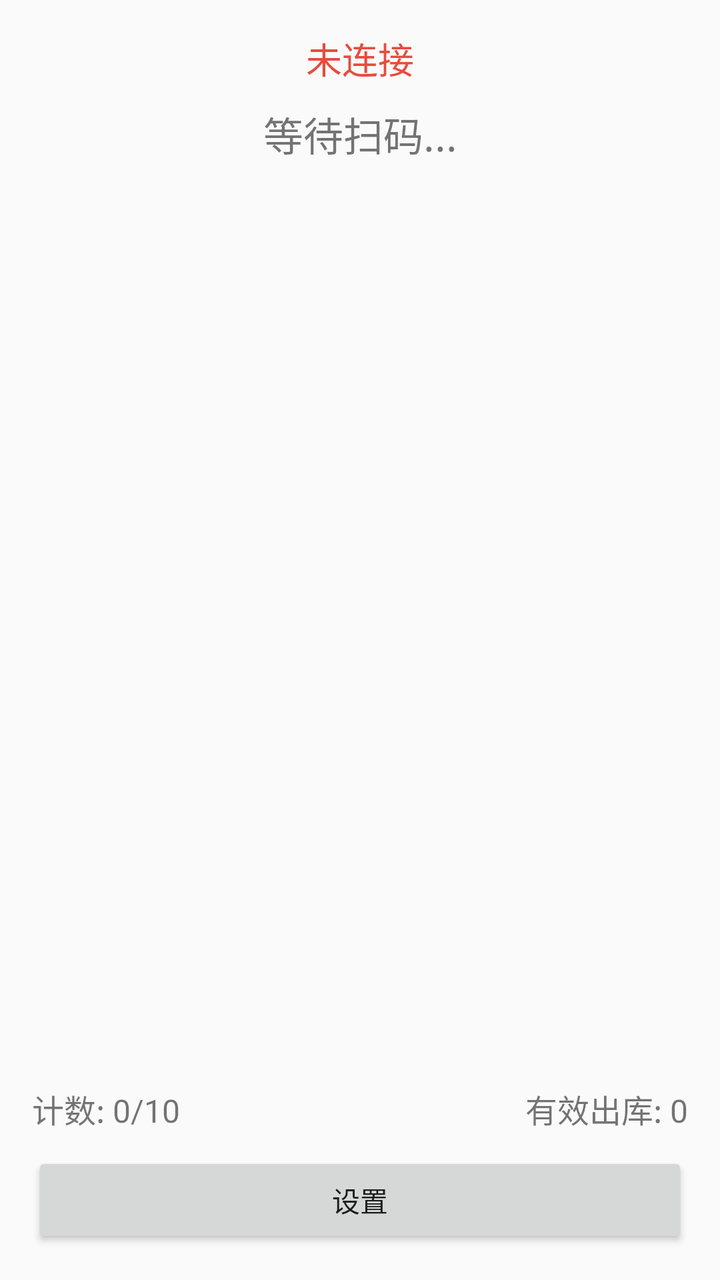
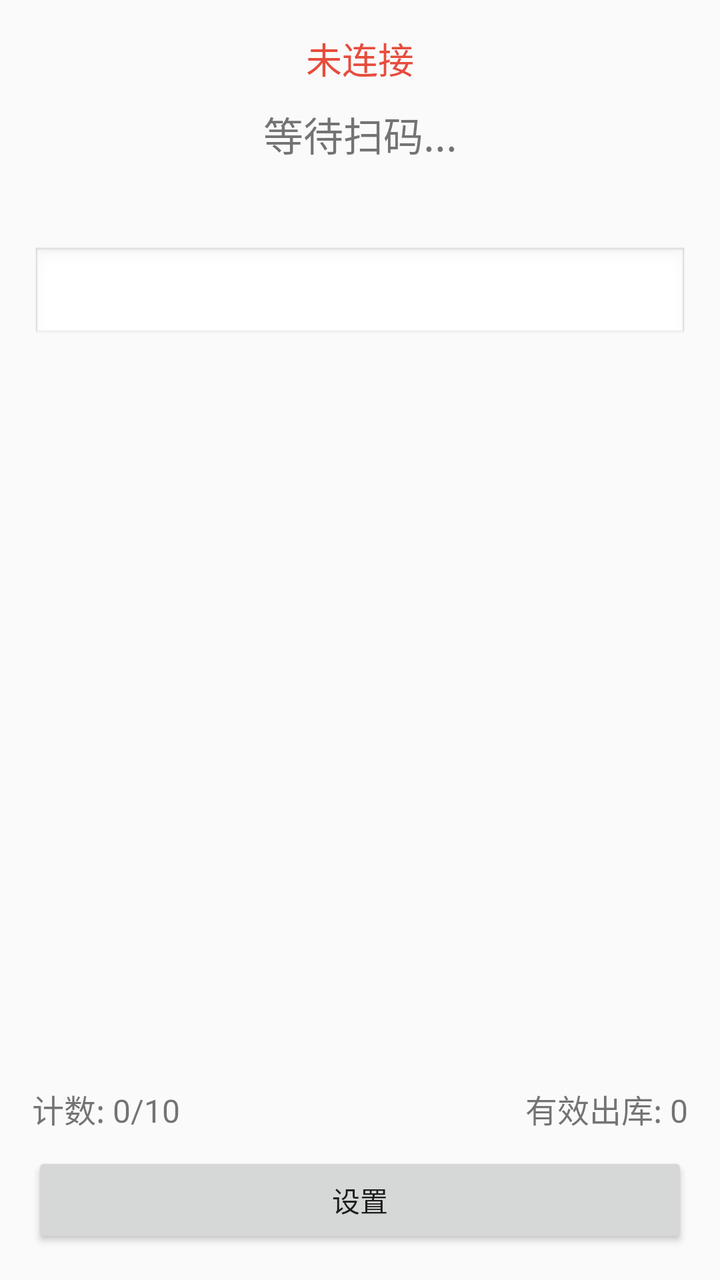

Screens rendered from an Android XML layout before and after an edit, with the pre-edit source and the edit as a unified diff.
<!-- AndroidManifest.xml: application theme Theme.AppCompat.Light.NoActionBar -->
<!-- res/layout/activity_main.xml -->
<?xml version="1.0" encoding="utf-8"?>
<LinearLayout xmlns:android="http://schemas.android.com/apk/res/android"
    android:layout_width="match_parent"
    android:layout_height="match_parent"
    android:orientation="vertical"
    android:padding="16dp">

    <TextView
        android:id="@+id/tv_connection_status"
        android:layout_width="match_parent"
        android:layout_height="wrap_content"
        android:text="未连接"
        android:textSize="18sp"
        android:textColor="#E74C3C"
        android:gravity="center"/>

    <TextView
        android:id="@+id/tv_scan_content"
        android:layout_width="match_parent"
        android:layout_height="wrap_content"
        android:text="等待扫码..."
        android:textSize="20sp"
        android:gravity="center"
        android:layout_marginTop="10dp"/>

    <TextView
        android:id="@+id/tv_detail_hint"
        android:layout_width="match_parent"
        android:layout_height="wrap_content"
        android:text=""
        android:textSize="16sp"
        android:textStyle="bold"
        android:layout_marginTop="10dp"/>

    <ScrollView
        android:layout_width="match_parent"
        android:layout_height="0dp"
        android:layout_weight="1"
        android:layout_marginTop="10dp">
        <TextView
            android:id="@+id/tv_detail_content"
            android:layout_width="match_parent"
            android:layout_height="wrap_content"
            android:text=""
            android:textSize="14sp"/>
    </ScrollView>

    <LinearLayout
        android:layout_width="match_parent"
        android:layout_height="wrap_content"
        android:orientation="horizontal"
        android:gravity="center">
        <TextView
            android:id="@+id/tv_counter"
            android:layout_width="0dp"
            android:layout_height="wrap_content"
            android:layout_weight="1"
            android:text="计数: 0/10"
            android:textSize="16sp"/>
        <TextView
            android:id="@+id/tv_effective_out"
            android:layout_width="0dp"
            android:layout_height="wrap_content"
            android:layout_weight="1"
            android:text="有效出库: 0"
            android:textSize="16sp"
            android:gravity="end"/>
    </LinearLayout>

    <Button
        android:id="@+id/btn_settings"
        android:layout_width="match_parent"
        android:layout_height="wrap_content"
        android:text="设置"
        android:layout_marginTop="10dp"/>
</LinearLayout>
<!-- resources referenced by this layout -->
<resources>

</resources>

<!-- the commit's change to res/layout/activity_main.xml (unified diff, before → after) -->
@@ -23,15 +23,16 @@
         android:gravity="center"
         android:layout_marginTop="10dp"/>
 
+    
     <TextView
         android:id="@+id/tv_detail_hint"
         android:layout_width="match_parent"
         android:layout_height="wrap_content"
         android:text=""
         android:textSize="16sp"
-        android:textStyle="bold"
         android:layout_marginTop="10dp"/>
 
+    
     <ScrollView
         android:layout_width="match_parent"
         android:layout_height="0dp"
@@ -42,7 +43,11 @@
             android:layout_width="match_parent"
             android:layout_height="wrap_content"
             android:text=""
-            android:textSize="14sp"/>
+            android:textSize="14sp"
+            android:fontFamily="sans-serif"
+            android:textStyle="bold"
+            android:background="@android:drawable/edit_text"
+            android:padding="8dp"/>
     </ScrollView>
 
     <LinearLayout
